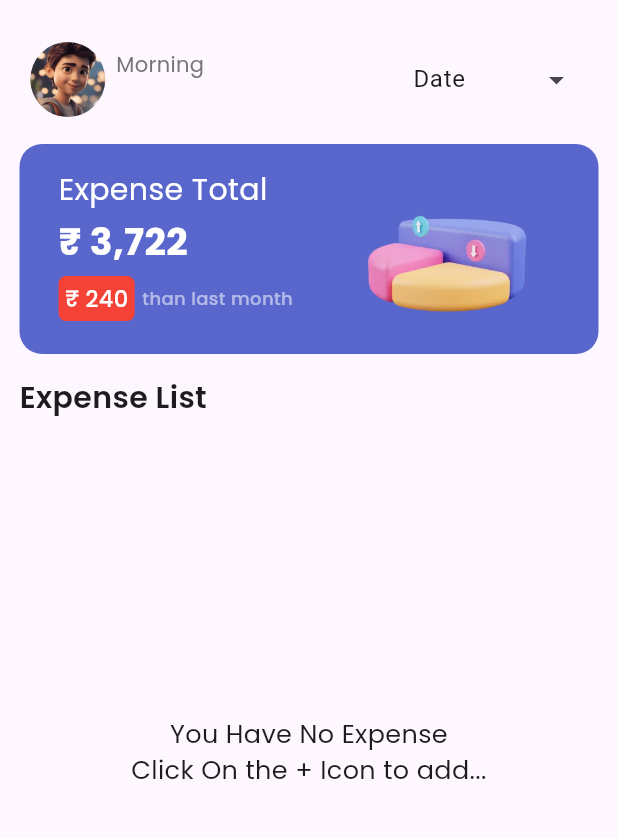
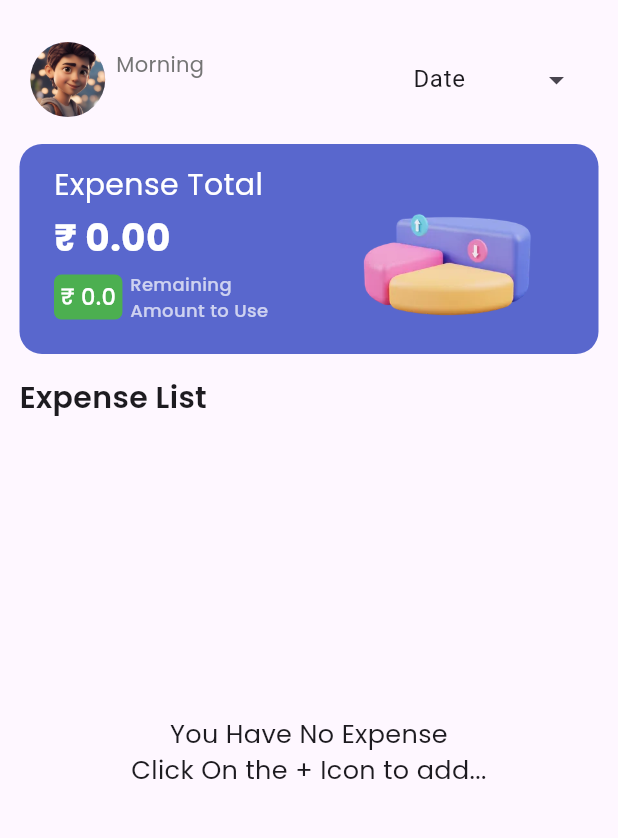
Before and after one commit to cybersleuth0/Expenso, a Flutter app: the HomePage screen opened by its route, on a phone screen of 412 x 824 dp, the part 66-904 px from its top. Run offline on Flutter 3.47's test engine with Material 3 defaults, Android fonts, the phone set to English and light mode, and no system bars; our stand-ins replace fl_chart, flutter_bloc, shared_preferences, sqflite; accounts and stored records are empty.

Commit message:
refactor: Update UI and remove unnecessary init call
This commit introduces a refinement to the home page UI and removes an unnecessary increment of `AppConstant.initcalled`.

-   **UI Enhancement:**
    -   Adjusted the padding of the "Expense Total" container for better visual spacing.
    -   Updated the "Expense Total" display to dynamically calculate and show the total amount from `filteredExpenses`, defaulting to "0.00" when the list is empty.
    -   Modified the color of the remaining amount container from red to green.
    -   Updated the remaining amount text to dynamically calculate and show the absolute value of the sum of `totalAmt` from `filteredExpenses`, defaulting to "0.0" when the list is empty.
    -   Changed the text label next to the remaining amount to "Remaining\nAmount to Use" and adjusted its color and font weight.
    -   Adjusted the spacing between the total amount and the remaining amount sections.
-   **Code Refactoring:**
    -   Removed the unnecessary increment of `AppConstant.initcalled` in the `initState` method.

```diff
--- a/lib/Screens/Navigation/homePage_Screen.dart
+++ b/lib/Screens/Navigation/homePage_Screen.dart
@@ -25,7 +25,6 @@ class _HomePageState extends State<HomePage> {
     super.initState();
     // Fetch all expenses on app start
     context.read<ExpBloc>().add(GetInitialExpEvent());
-    AppConstant.initcalled++;
     getUsername().then((value) {
       setState(() {
         userName = value;
@@ -151,7 +150,7 @@ class _HomePageState extends State<HomePage> {
                         borderRadius: BorderRadius.circular(15),
                       ),
                       child: Padding(
-                        padding: const EdgeInsets.all(8.0),
+                        padding: const EdgeInsets.all(5.0),
                         child: Row(
                           mainAxisAlignment: MainAxisAlignment.spaceBetween,
                           crossAxisAlignment: CrossAxisAlignment.center,
@@ -167,7 +166,8 @@ class _HomePageState extends State<HomePage> {
                                           fontSize: 20,
                                           fontFamily: "Poppins")),
                                   SizedBox(height: 2),
-                                  Text("\₹ 3,722",
+                                  Text(
+                                      "₹ ${filteredExpenses.isNotEmpty ? filteredExpenses.map((e) => e.totalAmt.abs()).reduce((value, element) => value + element) : "0.00"}",
                                       style: TextStyle(
                                           color: Colors.white,
                                           fontSize: 25,
@@ -180,10 +180,11 @@ class _HomePageState extends State<HomePage> {
                                         height: 30,
                                         alignment: Alignment.center,
                                         decoration: BoxDecoration(
-                                            color: Colors.red,
+                                            color: Colors.green,
                                             borderRadius:
                                                 BorderRadius.circular(5)),
-                                        child: Text(' \₹ 240 ',
+                                        child: Text(
+                                            ' ₹ ${filteredExpenses.isNotEmpty ? filteredExpenses.map((e) => e.totalAmt).reduce((value, element) => value+ element).abs() : "0.0"} ',
                                             style: TextStyle(
                                                 color: Colors.white,
                                                 fontSize: 15,
@@ -191,9 +192,9 @@ class _HomePageState extends State<HomePage> {
                                                 fontWeight: FontWeight.w500)),
                                       ),
                                       SizedBox(width: 5),
-                                      Text('than last month',
+                                      Text('Remaining\nAmount to Use',
                                           style: TextStyle(
-                                              color: Colors.white54,
+                                              color: Colors.white70,
                                               fontWeight: FontWeight.w500,
                                               fontSize: 12,
                                               fontFamily: "Poppins")),
@@ -202,7 +203,7 @@ class _HomePageState extends State<HomePage> {
                                 ],
                               ),
                             ),
-                            SizedBox(width: 10),
+                            SizedBox(width: 5),
                             Expanded(
                               child: Transform.scale(
                                 alignment: Alignment.center,
```
